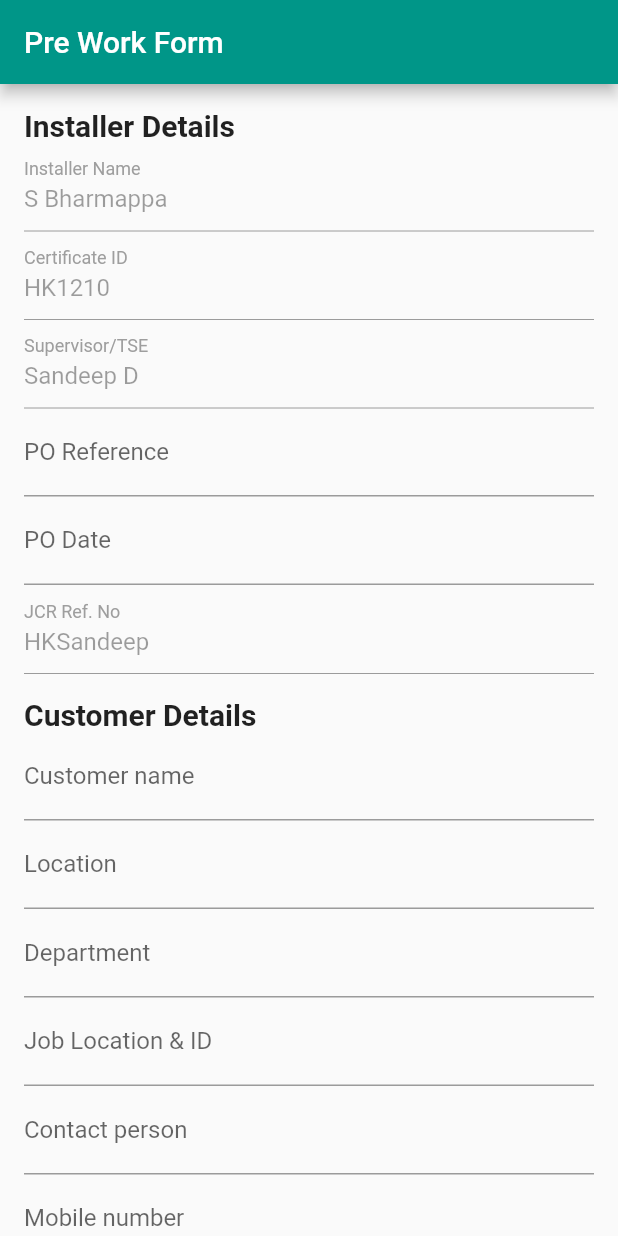
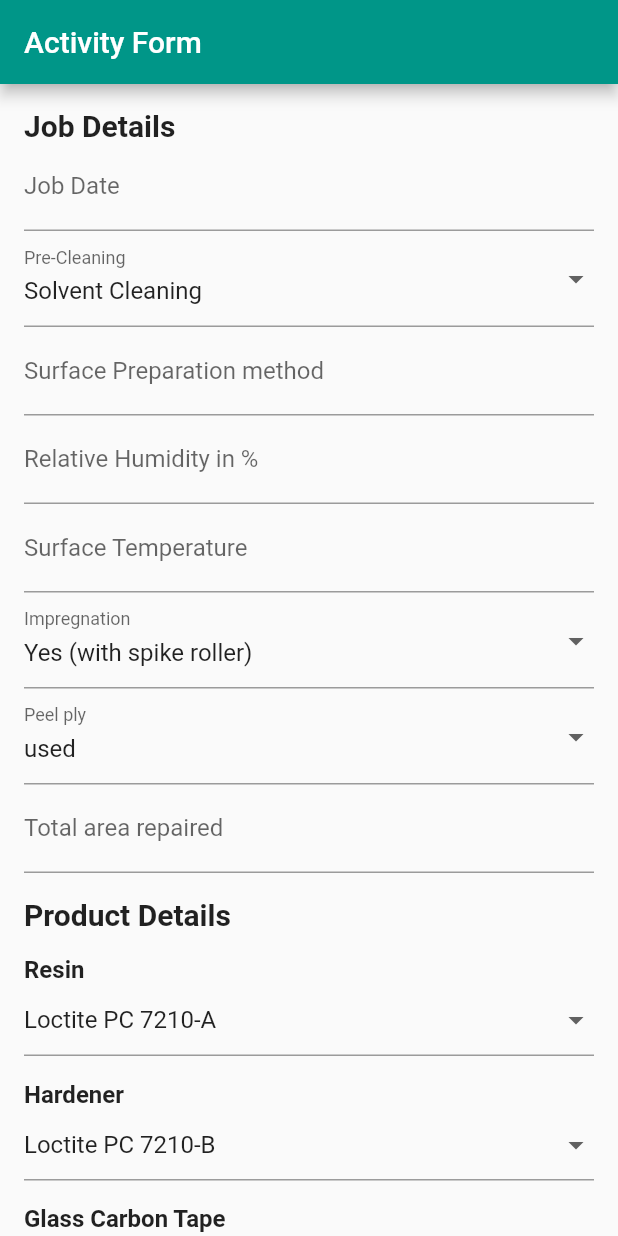
Before and after one commit to hirak214/jcr_app, a Flutter app: the screen it shows after launch, on a phone screen of 412 x 824 dp. Run offline on Flutter 3.47's test engine with Material 2 defaults, Android fonts, the phone set to English and light mode, and no system bars; our stand-ins replace image_picker.

Commit message:
Feat: Activity form
Update: in main.dart changed home to activity form for now

```diff
--- /dev/null
+++ b/lib/activity_form.dart
@@ -0,0 +1,455 @@
+import 'package:flutter/material.dart';
+import 'package:image_picker/image_picker.dart';
+import 'dart:io';
+
+class ActivityFormPage extends StatefulWidget {
+  @override
+  _ActivityFormPageState createState() => _ActivityFormPageState();
+}
+
+class _ActivityFormPageState extends State<ActivityFormPage> {
+  TextEditingController jobDateController = TextEditingController();
+  String preCleaning = 'Solvent Cleaning';
+  String surfacePreparationMethod = '';
+  String relativeHumidity = '';
+  String surfaceTemperature = '';
+  String impregnation = 'Yes (with spike roller)';
+  String peelPly = 'used';
+  String totalAreaRepaired = '';
+
+  String productName = '';
+  String resin = 'Loctite PC 7210-A';
+  String hardener = 'Loctite PC 7210-B';
+  String glassCarbonTape = 'Loctite PC 5085';
+  String topCoat = 'Loctite PC 7333';
+
+  String productBatchNo = '';
+  TextEditingController expiryDateController = TextEditingController();
+  String consumption = '';
+  String productMixing = 'Full Mixing';
+  String curingTime = '';
+
+  File? _pickedImageDuringJob;
+  File? _pickedImageAfterJob;
+
+  final GlobalKey<FormState> _formKey = GlobalKey<FormState>();
+
+  @override
+  Widget build(BuildContext context) {
+    return Scaffold(
+      appBar: AppBar(
+        title: Text('Activity Form'),
+      ),
+      body: SingleChildScrollView(
+        padding: EdgeInsets.all(16.0),
+        child: Form(
+          key: _formKey,
+          child: Column(
+            crossAxisAlignment: CrossAxisAlignment.start,
+            children: [
+              // Job Details
+              Text(
+                'Job Details',
+                style: TextStyle(fontSize: 20, fontWeight: FontWeight.bold),
+              ),
+              TextFormField(
+                controller: jobDateController,
+                decoration: InputDecoration(labelText: 'Job Date'),
+                validator: (value) {
+                  if (value == null || value.isEmpty) {
+                    return 'Please enter a valid Job Date.';
+                  }
+                  return null;
+                },
+              ),
+              DropdownButtonFormField<String>(
+                value: preCleaning,
+                items: ['Solvent Cleaning', 'Water Jet Cleaning', 'Chipping']
+                    .map<DropdownMenuItem<String>>(
+                      (String value) => DropdownMenuItem<String>(
+                    value: value,
+                    child: Text(value),
+                  ),
+                )
+                    .toList(),
+                onChanged: (value) {
+                  setState(() {
+                    preCleaning = value!;
+                  });
+                },
+                decoration: InputDecoration(labelText: 'Pre-Cleaning'),
+              ),
+              TextFormField(
+                onChanged: (value) {
+                  setState(() {
+                    surfacePreparationMethod = value;
+                  });
+                },
+                decoration:
+                InputDecoration(labelText: 'Surface Preparation method'),
+                validator: (value) {
+                  if (value == null || value.isEmpty) {
+                    return 'Please enter a valid Surface Preparation method.';
+                  }
+                  return null;
+                },
+              ),
+              TextFormField(
+                onChanged: (value) {
+                  setState(() {
+                    relativeHumidity = value;
+                  });
+                },
+                keyboardType: TextInputType.number,
+                decoration:
+                InputDecoration(labelText: 'Relative Humidity in %'),
+                validator: (value) {
+                  if (value == null || value.isEmpty) {
+                    return 'Please enter a valid Relative Humidity.';
+                  }
+                  final numValue = int.tryParse(value);
+                  if (numValue == null || numValue < 1 || numValue > 100) {
+                    return 'Please enter a number between 1 and 100.';
+                  }
+                  return null;
+                },
+              ),
+              TextFormField(
+                onChanged: (value) {
+                  setState(() {
+                    surfaceTemperature = value;
+                  });
+                },
+                keyboardType: TextInputType.number,
+                decoration: InputDecoration(labelText: 'Surface Temperature'),
+                validator: (value) {
+                  if (value == null || value.isEmpty) {
+                    return 'Please enter a valid Surface Temperature.';
+                  }
+                  return null;
+                },
+              ),
+              DropdownButtonFormField<String>(
+                value: impregnation,
+                items: ['Yes (with spike roller)', 'No']
+                    .map<DropdownMenuItem<String>>(
+                      (String value) => DropdownMenuItem<String>(
+                    value: value,
+                    child: Text(value),
+                  ),
+                )
+                    .toList(),
+                onChanged: (value) {
+                  setState(() {
+                    impregnation = value!;
+                  });
+                },
+                decoration: InputDecoration(labelText: 'Impregnation'),
+              ),
+              DropdownButtonFormField<String>(
+                value: peelPly,
+                items: ['used', 'not used']
+                    .map<DropdownMenuItem<String>>(
+                      (String value) => DropdownMenuItem<String>(
+                    value: value,
+                    child: Text(value),
+                  ),
+                )
+                    .toList(),
+                onChanged: (value) {
+                  setState(() {
+                    peelPly = value!;
+                  });
+                },
+                decoration: InputDecoration(labelText: 'Peel ply'),
+              ),
+              TextFormField(
+                onChanged: (value) {
+                  setState(() {
+                    totalAreaRepaired = value;
+                  });
+                },
+                keyboardType: TextInputType.number,
+                decoration: InputDecoration(labelText: 'Total area repaired'),
+                validator: (value) {
+                  if (value == null || value.isEmpty) {
+                    return 'Please enter a valid Total area repaired.';
+                  }
+                  return null;
+                },
+              ),
+              SizedBox(height: 16),
+
+              // Product Details
+              Text(
+                'Product Details',
+                style: TextStyle(fontSize: 20, fontWeight: FontWeight.bold),
+              ),
+              SizedBox(height: 16),
+              Text(
+                'Resin',
+                style: TextStyle(fontSize: 16, fontWeight: FontWeight.bold),
+              ),
+              DropdownButtonFormField<String>(
+                value: resin,
+                items: ['Loctite PC 7210-A', 'Loctite PC 7211-A']
+                    .map<DropdownMenuItem<String>>(
+                      (String value) => DropdownMenuItem<String>(
+                    value: value,
+                    child: Text(value),
+                  ),
+                )
+                    .toList(),
+                onChanged: (value) {
+                  setState(() {
+                    resin = value!;
+                  });
+                },
+                validator: (value) {
+                  if (value == null || value.isEmpty) {
+                    return 'Please select a Resin.';
+                  }
+                  return null;
+                },
+              ),
+              SizedBox(height: 16),
+              Text(
+                'Hardener',
+                style: TextStyle(fontSize: 16, fontWeight: FontWeight.bold),
+              ),
+              DropdownButtonFormField<String>(
+                value: hardener,
+                items: ['Loctite PC 7210-B', 'Loctite PC 7211-B']
+                    .map<DropdownMenuItem<String>>(
+                      (String value) => DropdownMenuItem<String>(
+                    value: value,
+                    child: Text(value),
+                  ),
+                )
+                    .toList(),
+                onChanged: (value) {
+                  setState(() {
+                    hardener = value!;
+                  });
+                },
+                validator: (value) {
+                  if (value == null || value.isEmpty) {
+                    return 'Please select a Hardener.';
+                  }
+                  return null;
+                },
+              ),
+              SizedBox(height: 16),
+              Text(
+                'Glass Carbon Tape',
+                style: TextStyle(fontSize: 16, fontWeight: FontWeight.bold),
+              ),
+              DropdownButtonFormField<String>(
+                value: glassCarbonTape,
+                items: ['Loctite PC 5085', 'Loctite PC 5089']
+                    .map<DropdownMenuItem<String>>(
+                      (String value) => DropdownMenuItem<String>(
+                    value: value,
+                    child: Text(value),
+                  ),
+                )
+                    .toList(),
+                onChanged: (value) {
+                  setState(() {
+                    glassCarbonTape = value!;
+                  });
+                },
+                validator: (value) {
+                  if (value == null || value.isEmpty) {
+                    return 'Please select a Glass Carbon Tape.';
+                  }
+                  return null;
+                },
+              ),
+              SizedBox(height: 16),
+              Text(
+                'Top Coat',
+                style: TextStyle(fontSize: 16, fontWeight: FontWeight.bold),
+              ),
+              DropdownButtonFormField<String>(
+                value: topCoat,
+                items: ['Loctite PC 7333', 'Loctite PC 7443']
+                    .map<DropdownMenuItem<String>>(
+                      (String value) => DropdownMenuItem<String>(
+                    value: value,
+                    child: Text(value),
+                  ),
+                )
+                    .toList(),
+                onChanged: (value) {
+                  setState(() {
+                    topCoat = value!;
+                  });
+                },
+                validator: (value) {
+                  if (value == null || value.isEmpty) {
+                    return 'Please select a Top Coat.';
+                  }
+                  return null;
+                },
+              ),
+              SizedBox(height: 16),
+              TextFormField(
+                decoration: InputDecoration(labelText: 'Product batch no'),
+                validator: (value) {
+                  if (value == null || value.isEmpty) {
+                    return 'Please enter a valid Product batch no.';
+                  }
+                  return null;
+                },
+              ),
+              TextFormField(
+                controller: expiryDateController,
+                decoration: InputDecoration(labelText: 'Expiry date'),
+                validator: (value) {
+                  if (value == null || value.isEmpty) {
+                    return 'Please enter a valid Expiry Date.';
+                  }
+                  // Add additional validation for date format if needed
+                  return null;
+                },
+              ),
+              TextFormField(
+                decoration: InputDecoration(labelText: 'Consumption'),
+                validator: (value) {
+                  if (value == null || value.isEmpty) {
+                    return 'Please enter a valid Consumption.';
+                  }
+                  return null;
+                },
+              ),
+              DropdownButtonFormField<String>(
+                value: productMixing,
+                items: ['Full Mixing', 'Part Mixing']
+                    .map<DropdownMenuItem<String>>(
+                      (String value) => DropdownMenuItem<String>(
+                    value: value,
+                    child: Text(value),
+                  ),
+                )
+                    .toList(),
+                onChanged: (value) {
+                  setState(() {
+                    productMixing = value!;
+                  });
+                },
+                decoration: InputDecoration(labelText: 'Product mixing'),
+                validator: (value) {
+                  if (value == null || value.isEmpty) {
+                    return 'Please select a Product mixing option.';
+                  }
+                  return null;
+                },
+              ),
+              TextFormField(
+                onChanged: (value) {
+                  setState(() {
+                    curingTime = value;
+                  });
+                },
+                decoration: InputDecoration(labelText: 'Curing time'),
+                validator: (value) {
+                  if (value == null || value.isEmpty) {
+                    return 'Please enter a valid Curing time.';
+                  }
+                  return null;
+                },
+              ),
+
+              // Images During Job
+              SizedBox(height: 16),
+              Text(
+                'Images During Job',
+                style: TextStyle(fontSize: 20, fontWeight: FontWeight.bold),
+              ),
+              SizedBox(height: 16),
+              _pickedImageDuringJob == null
+                  ? ElevatedButton(
+                onPressed: () async {
+                  final pickedImage = await ImagePicker().getImage(
+                    source: ImageSource.gallery,
+                  );
+
+                  if (pickedImage != null) {
+                    setState(() {
+                      _pickedImageDuringJob =
+                          File(pickedImage.path);
+                    });
+                  }
+                },
+                child: Text('Pick an Image During Job'),
+              )
+                  : Image.file(
+                _pickedImageDuringJob!,
+                height: 200,
+                width: 200,
+                fit: BoxFit.cover,
+              ),
+
+              // Images After Job
+              SizedBox(height: 16),
+              Text(
+                'Images After Job',
+                style: TextStyle(fontSize: 20, fontWeight: FontWeight.bold),
+              ),
+              SizedBox(height: 16),
+              _pickedImageAfterJob == null
+                  ? ElevatedButton(
+                onPressed: () async {
+                  final pickedImage = await ImagePicker().getImage(
+                    source: ImageSource.gallery,
+                  );
+
+                  if (pickedImage != null) {
+                    setState(() {
+                      _pickedImageAfterJob =
+                          File(pickedImage.path);
+                    });
+                  }
+                },
+                child: Text('Pick an Image After Job'),
+              )
+                  : Image.file(
+                _pickedImageAfterJob!,
+                height: 200,
+                width: 200,
+                fit: BoxFit.cover,
+              ),
+
+              // Save and Submit buttons
+              SizedBox(height: 16),
+              Row(
+                mainAxisAlignment: MainAxisAlignment.spaceAround,
+                children: [
+                  ElevatedButton(
+                    onPressed: () {
+                      if (_formKey.currentState!.validate()) {
+                        // The form is valid, you can handle save action here
+                        // You can access form values using the variables defined above
+                      }
+                    },
+                    child: Text('Save'),
+                  ),
+                  ElevatedButton(
+                    onPressed: () {
+                      if (_formKey.currentState!.validate()) {
+                        // The form is valid, you can handle submit action here
+                        // You can access form values using the variables defined above
+                      }
+                    },
+                    child: Text('Submit'),
+                  ),
+                ],
+              ),
+            ],
+          ),
+        ),
+      ),
+    );
+  }
+}
--- a/lib/main.dart
+++ b/lib/main.dart
@@ -1,5 +1,6 @@
 import 'package:flutter/material.dart';
 import 'pre_work_form.dart';
+import 'activity_form.dart';
 
 void main() {
   runApp(MyApp());
@@ -13,7 +14,8 @@ class MyApp extends StatelessWidget {
       theme: ThemeData(
         primarySwatch: Colors.teal,
       ),
-      home: PreWorkFormPage(),
+      // home: PreWorkFormPage(),
+      home: ActivityFormPage(),
     );
   }
 }
--- a/pubspec.yaml
+++ b/pubspec.yaml
@@ -30,6 +30,7 @@ environment:
 dependencies:
   flutter:
     sdk: flutter
+  image_picker: ^0.8.4
 
 
   # The following adds the Cupertino Icons font to your application.
```
Also changed, not shown: lib/pre_work_form.dart (+38 -0 lines), pubspec.lock, 5 other files.
